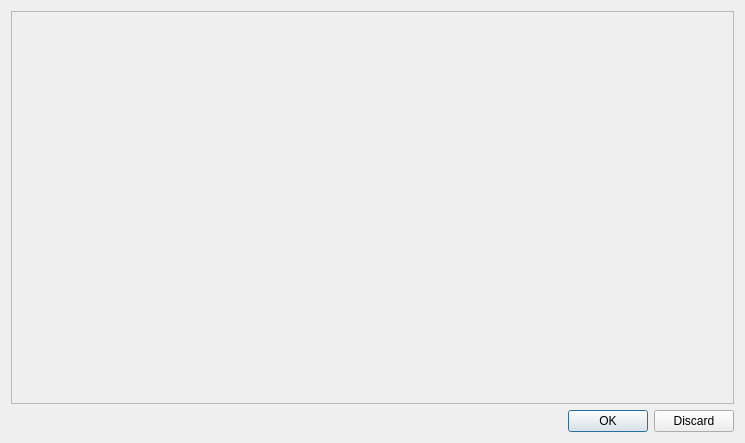
Before: the Qt Designer form Classes/GUI/Tools/qcropplantingplanningtool.ui in Sn1pescope/LVP-Basis, drawn with Qt 5.
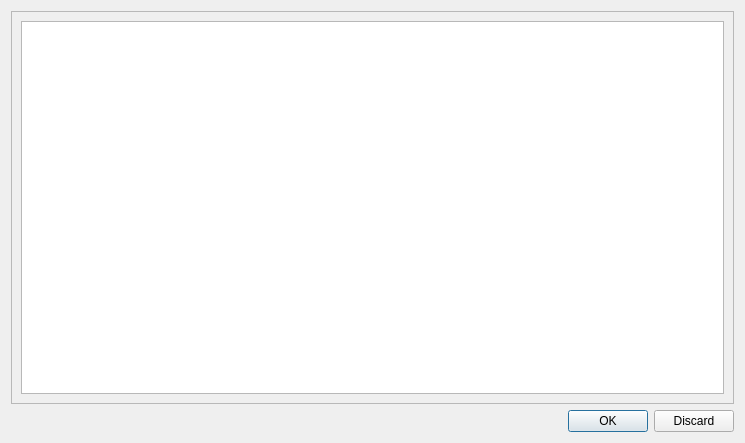
After: the same form once the commit is applied.

Diff of the .ui file:
```diff
--- a/Classes/GUI/Tools/qcropplantingplanningtool.ui
+++ b/Classes/GUI/Tools/qcropplantingplanningtool.ui
@@ -10,17 +10,31 @@
     <height>443</height>
    </rect>
   </property>
+  <property name="sizePolicy">
+   <sizepolicy hsizetype="Expanding" vsizetype="Expanding">
+    <horstretch>0</horstretch>
+    <verstretch>0</verstretch>
+   </sizepolicy>
+  </property>
   <property name="windowTitle">
    <string>Dialog</string>
   </property>
   <layout class="QVBoxLayout" name="verticalLayout">
    <item>
-    <layout class="QHBoxLayout" name="horizontalLayout">
-     <property name="rightMargin">
-      <number>0</number>
+    <widget class="QSplitter" name="splitter">
+     <property name="orientation">
+      <enum>Qt::Horizontal</enum>
      </property>
-     <item>
+     <property name="childrenCollapsible">
+      <bool>false</bool>
+     </property>
       <widget class="QScrollArea" name="scrollArea">
+      <property name="sizePolicy">
+       <sizepolicy hsizetype="Expanding" vsizetype="Expanding">
+        <horstretch>0</horstretch>
+        <verstretch>0</verstretch>
+       </sizepolicy>
+      </property>
        <property name="widgetResizable">
         <bool>true</bool>
        </property>
@@ -29,14 +43,28 @@
          <rect>
           <x>0</x>
           <y>0</y>
-          <width>723</width>
-          <height>389</height>
-         </rect>
-        </property>
-       </widget>
+         <width>725</width>
+         <height>391</height>
+        </rect>
+       </property>
+       <layout class="QVBoxLayout" name="verticalLayout_2">
+        <item>
+         <widget class="QTableWidget" name="tableWidget">
+          <property name="editTriggers">
+           <set>QAbstractItemView::NoEditTriggers</set>
+          </property>
+          <property name="showDropIndicator" stdset="0">
+           <bool>false</bool>
+          </property>
+          <property name="dragDropOverwriteMode">
+           <bool>false</bool>
+          </property>
       </widget>
      </item>
     </layout>
+      </widget>
+     </widget>
+    </widget>
    </item>
    <item>
     <widget class="QDialogButtonBox" name="buttonBox">
```
Left out of the diff: 2 changed lines with no effect on the pictures. Lines whose indentation alone changed are shown as unchanged.
